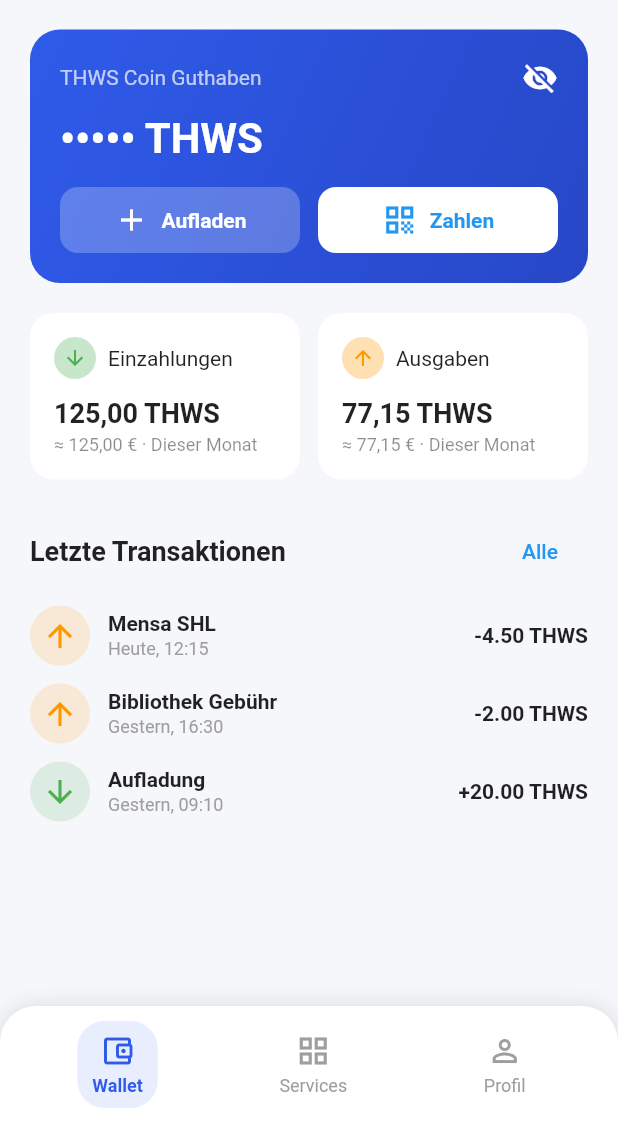
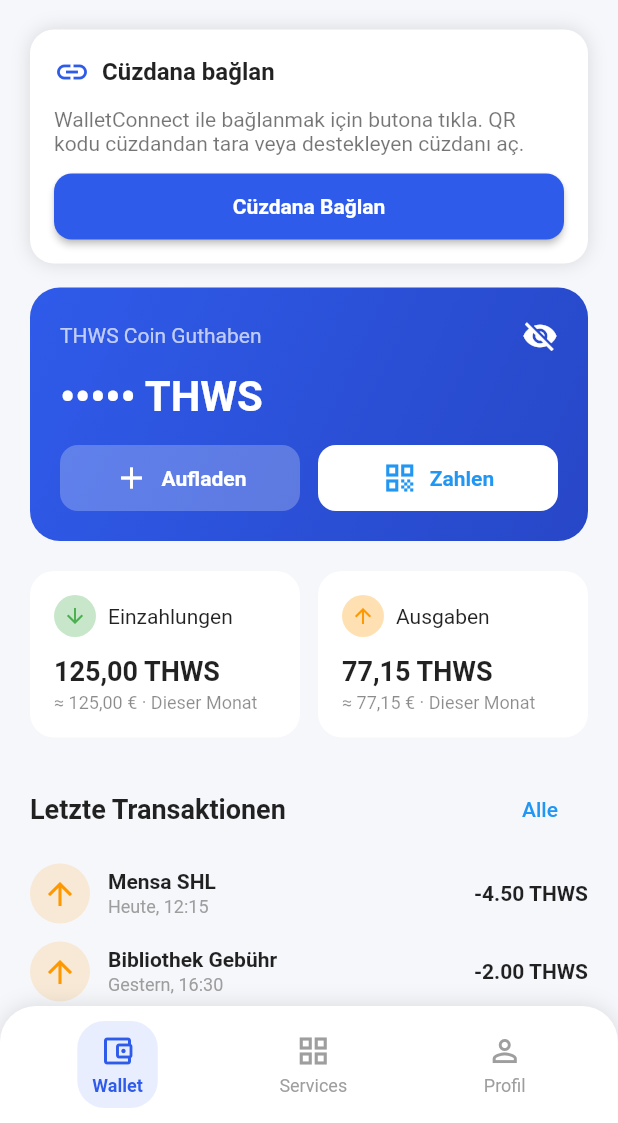
Before and after one commit to UmutVci/thws-utility-token-system, a Flutter app: the MainLayout screen opened directly, on a phone screen of 412 x 824 dp, the part 113-1236 px from its top. Run offline on Flutter 3.47's test engine with Material 3 defaults, Android fonts, the phone set to English and light mode, and no system bars; our stand-ins replace permission_handler, qr_flutter; missing offline and left inert: walletconnect_flutter_v2; statements that could not run were skipped.

Commit message:
Wallet hinzugefügt.

```diff
--- a/lib/screens/wallet/wallet_screen.dart
+++ b/lib/screens/wallet/wallet_screen.dart
@@ -1,13 +1,58 @@
 import 'package:flutter/material.dart';
+import 'package:qr_flutter/qr_flutter.dart';
+import 'package:url_launcher/url_launcher.dart';
 
 import 'wallet_header.dart';
 import 'wallet_balance_card.dart';
 import 'wallet_stats_row.dart';
 import 'wallet_transactions_section.dart';
 import '../../models/transaction_item.dart';
+import '../../services/wallet_connect_service.dart';
 
-class WalletScreen extends StatelessWidget {
+class WalletScreen extends StatefulWidget {
   const WalletScreen({super.key});
+
+  @override
+  State<WalletScreen> createState() => _WalletScreenState();
+}
+
+class _WalletScreenState extends State<WalletScreen> {
+  // TODO: Replace with your WalletConnect Cloud projectId.
+  final WalletConnectService _wcService =
+      WalletConnectService(projectId: '8bcdb71c4952a4b75a62c7f38ba5eb55');
+
+  @override
+  void initState() {
+    super.initState();
+    _wcService.addListener(_onServiceChanged);
+    _wcService.init();
+  }
+
+  @override
+  void dispose() {
+    _wcService.removeListener(_onServiceChanged);
+    _wcService.dispose();
+    super.dispose();
+  }
+
+  void _onServiceChanged() {
+    if (mounted) setState(() {});
+  }
+
+  Future<void> _connectWallet() async {
+    try {
+      await _wcService.connect();
+    } catch (e) {
+      if (!mounted) return;
+      ScaffoldMessenger.of(context).showSnackBar(
+        SnackBar(content: Text('Bağlantı başarısız: $e')),
+      );
+    }
+  }
+
+  Future<void> _disconnectWallet() async {
+    await _wcService.disconnect();
+  }
 
   List<TransactionItem> _mockTransactions() {
     return const [
@@ -44,6 +89,15 @@ class WalletScreen extends StatelessWidget {
           children: [
             const WalletHeader(),
             const SizedBox(height: 20),
+            _WalletConnectCard(
+              isConnecting: _wcService.isConnecting,
+              isConnected: _wcService.isConnected,
+              address: _wcService.connectedAddress,
+              pairingUri: _wcService.pairingUri,
+              onConnect: _connectWallet,
+              onDisconnect: _disconnectWallet,
+            ),
+            const SizedBox(height: 16),
             const WalletBalanceCard(),
             const SizedBox(height: 20),
             const WalletStatsRow(),
@@ -57,3 +111,121 @@ class WalletScreen extends StatelessWidget {
     );
   }
 }
+
+class _WalletConnectCard extends StatelessWidget {
+  const _WalletConnectCard({
+    required this.isConnecting,
+    required this.isConnected,
+    required this.address,
+    required this.pairingUri,
+    required this.onConnect,
+    required this.onDisconnect,
+  });
+
+  final bool isConnecting;
+  final bool isConnected;
+  final String? address;
+  final Uri? pairingUri;
+  final VoidCallback onConnect;
+  final VoidCallback onDisconnect;
+
+  @override
+  Widget build(BuildContext context) {
+    return Container(
+      width: double.infinity,
+      padding: const EdgeInsets.all(16),
+      decoration: BoxDecoration(
+        color: Colors.white,
+        borderRadius: BorderRadius.circular(16),
+        boxShadow: const [
+          BoxShadow(
+            color: Colors.black12,
+            blurRadius: 10,
+          ),
+        ],
+      ),
+      child: Column(
+        crossAxisAlignment: CrossAxisAlignment.start,
+        children: [
+          Row(
+            children: [
+              const Icon(Icons.link, color: Color(0xFF2F5BEA)),
+              const SizedBox(width: 8),
+              Text(
+                isConnected ? 'Cüzdan bağlı' : 'Cüzdana bağlan',
+                style: const TextStyle(
+                  fontSize: 16,
+                  fontWeight: FontWeight.w600,
+                ),
+              ),
+              const Spacer(),
+              if (isConnecting) const CircularProgressIndicator(strokeWidth: 2),
+            ],
+          ),
+          const SizedBox(height: 12),
+          if (isConnected && address != null) ...[
+            Text(
+              address!,
+              style: const TextStyle(
+                fontFamily: 'monospace',
+                fontSize: 14,
+              ),
+            ),
+            const SizedBox(height: 12),
+            SizedBox(
+              height: 44,
+              child: OutlinedButton(
+                onPressed: onDisconnect,
+                child: const Text('Disconnect'),
+              ),
+            ),
+          ] else ...[
+            const Text(
+              'WalletConnect ile bağlanmak için butona tıkla. QR kodu cüzdandan tara veya destekleyen cüzdanı aç.',
+              style: TextStyle(color: Colors.black54),
+            ),
+            const SizedBox(height: 12),
+            SizedBox(
+              height: 44,
+              width: double.infinity,
+              child: ElevatedButton(
+                style: ElevatedButton.styleFrom(
+                  backgroundColor: const Color(0xFF2F5BEA),
+                  shape: RoundedRectangleBorder(
+                    borderRadius: BorderRadius.circular(12),
+                  ),
+                ),
+                onPressed: isConnecting ? null : onConnect,
+                child: const Text(
+                  'Cüzdana Bağlan',
+                  style: TextStyle(
+                    color: Colors.white,
+                    fontWeight: FontWeight.w600,
+                  ),
+                ),
+              ),
+            ),
+            if (pairingUri != null) ...[
+              const SizedBox(height: 12),
+              Center(
+                child: QrImageView(
+                  data: pairingUri.toString(),
+                  size: 140,
+                ),
+              ),
+              const SizedBox(height: 8),
+              TextButton.icon(
+                onPressed: () => launchUrl(
+                  pairingUri!,
+                  mode: LaunchMode.externalApplication,
+                ),
+                icon: const Icon(Icons.open_in_new),
+                label: const Text('Cüzdanı aç'),
+              ),
+            ],
+          ],
+        ],
+      ),
+    );
+  }
+}
--- /dev/null
+++ b/lib/services/wallet_connect_service.dart
@@ -0,0 +1,95 @@
+import 'package:flutter/foundation.dart';
+import 'package:walletconnect_flutter_v2/walletconnect_flutter_v2.dart';
+
+/// Lightweight WalletConnect v2 wrapper for connect/disconnect + address exposure.
+class WalletConnectService extends ChangeNotifier {
+  WalletConnectService({
+    required String projectId,
+    this.chains = const ['eip155:1'],
+  }) : _projectId = projectId;
+
+  final String _projectId;
+  final List<String> chains;
+
+  Web3App? _web3App;
+  SessionData? _session;
+  Uri? _pairingUri;
+  bool _isConnecting = false;
+
+  Future<void> init() async {
+    if (_web3App != null) return;
+
+    _web3App = await Web3App.createInstance(
+      projectId: _projectId,
+      relayUrl: 'wss://relay.walletconnect.com',
+      metadata: const PairingMetadata(
+        name: 'THWS Token',
+        description: 'THWS Utility Token App',
+        url: 'https://thws-token.local',
+        icons: ['https://raw.githubusercontent.com/flutter/website/master/src/_assets/image/flutter-lockup-bg.jpg'],
+      ),
+    );
+
+    _web3App!.onSessionConnect.subscribe((event) {
+      _session = event.session;
+      _pairingUri = null;
+      _isConnecting = false;
+      notifyListeners();
+    });
+
+    _web3App!.onSessionDelete.subscribe((_) {
+      _session = null;
+      _pairingUri = null;
+      _isConnecting = false;
+      notifyListeners();
+    });
+  }
+
+  Future<Uri?> connect() async {
+    if (_web3App == null) {
+      await init();
+    }
+
+    _isConnecting = true;
+    notifyListeners();
+
+    final connectResponse = await _web3App!.connect(
+      requiredNamespaces: {
+        'eip155': RequiredNamespace(
+          chains: chains,
+          methods: const ['eth_sign', 'personal_sign', 'eth_sendTransaction'],
+          events: const ['accountsChanged', 'chainChanged'],
+        ),
+      },
+    );
+
+    _pairingUri = connectResponse.uri;
+    notifyListeners();
+
+    // Wait for user approval; errors bubble up so caller can show a message.
+    await connectResponse.session.future;
+
+    return _pairingUri;
+  }
+
+  Future<void> disconnect() async {
+    if (_web3App == null || _session == null) return;
+
+    await _web3App!.disconnectSession(topic: _session!.topic);
+    _session = null;
+    _pairingUri = null;
+    _isConnecting = false;
+    notifyListeners();
+  }
+
+  String? get connectedAddress {
+    final accounts = _session?.namespaces['eip155']?.accounts;
+    if (accounts == null || accounts.isEmpty) return null;
+    final raw = accounts.first;
+    return raw.split(':').length == 3 ? raw.split(':').last : raw;
+  }
+
+  Uri? get pairingUri => _pairingUri;
+  bool get isConnected => _session != null;
+  bool get isConnecting => _isConnecting;
+}
--- a/pubspec.yaml
+++ b/pubspec.yaml
@@ -11,9 +11,8 @@ dependencies:
   flutter:
     sdk: flutter
 
+  walletconnect_flutter_v2: ^2.0.0
   permission_handler: ^11.3.1
-
-
   # QR Code
   qr_flutter: ^4.1.0
 
```
Also changed, not shown: pubspec.lock, 11 other files.
